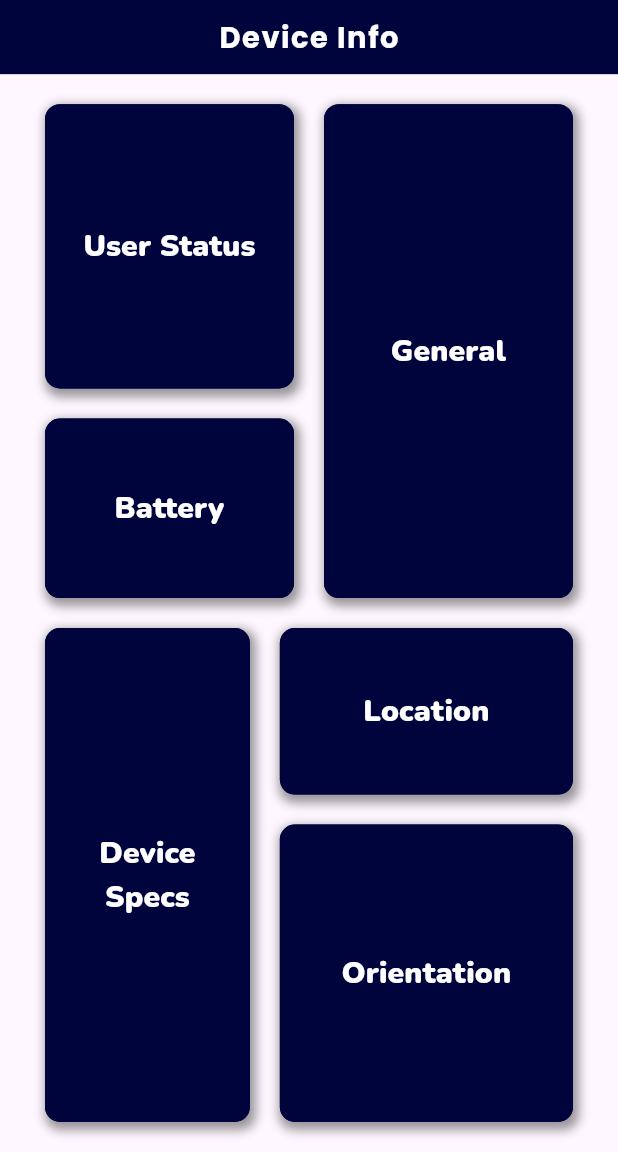
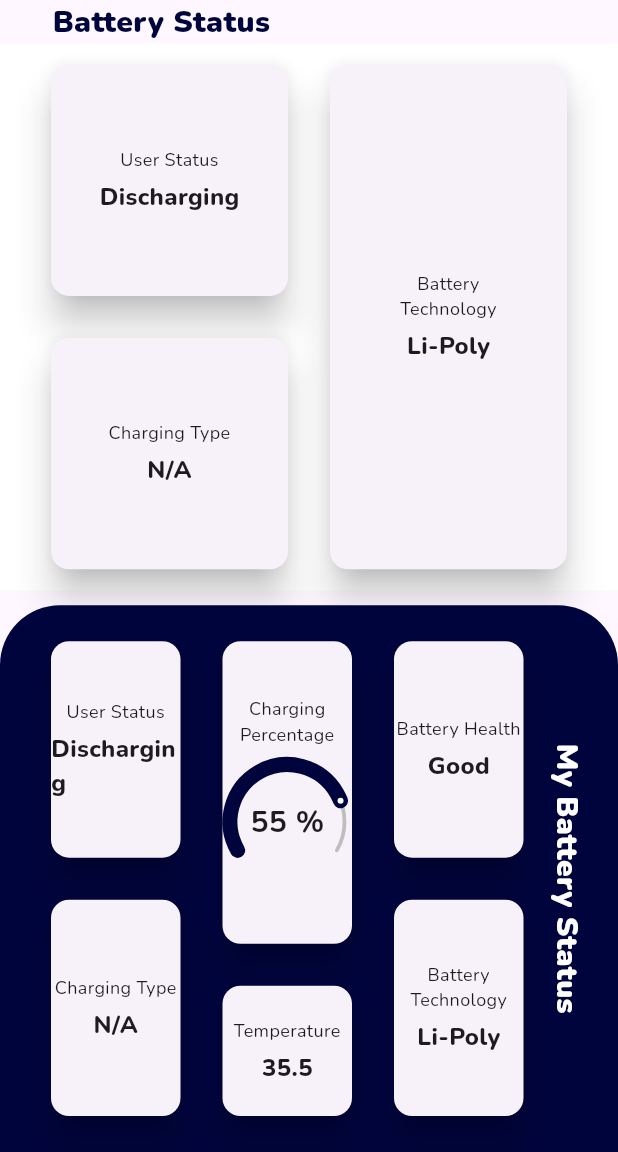
Before and after one commit to hadeed24/Tyamo, a Flutter app: the screen it shows after launch, on a phone screen of 412 x 824 dp, the part 84-1236 px from its top. Run offline on Flutter 3.47's test engine with Material 3 defaults, Android fonts, the phone set to English and light mode, and no system bars; drawn by our look-alikes of sleek_circular_slider; our stand-ins replace animated_bottom_navigation_bar, circular_profile_avatar, font_awesome_flutter, getwidget, google_fonts, page_transition and 2 more.

Commit message:
first commit

```diff
--- a/lib/Views/features/deviceInfo/Device_info.dart
+++ b/lib/Views/features/deviceInfo/Device_info.dart
@@ -1,6 +1,8 @@
 import 'package:flutter/material.dart';
 import 'package:google_fonts/google_fonts.dart';
 import 'package:responsive_sizer/responsive_sizer.dart';
+import 'package:tyamo/Views/features/deviceInfo/BatteryInfo/BetteryInfo.dart';
+import 'package:tyamo/Views/features/deviceInfo/UserStatus/UserStatus.dart';
 import 'package:tyamo/Widgets/Common/button_container.dart';
 import 'package:tyamo/Widgets/Common/logo_appbar.dart';
 
@@ -53,8 +55,7 @@ class DeviceInfo extends StatelessWidget {
                         child: Padding(
                           padding: EdgeInsets.only(left: 20),
                           child: ButtonContainer(
-                            txt: "User Status",
-                          ),
+                              txt: "User Status", widget: UserStatus()),
                         ),
                       ),
                       Expanded(
@@ -62,8 +63,7 @@ class DeviceInfo extends StatelessWidget {
                         child: Padding(
                           padding: EdgeInsets.only(left: 20),
                           child: ButtonContainer(
-                            txt: "Battery",
-                          ),
+                              txt: "Battery", widget: BatteryInfo()),
                         ),
                       )
                     ],
@@ -72,9 +72,8 @@ class DeviceInfo extends StatelessWidget {
                 Expanded(
                   child: Padding(
                     padding: EdgeInsets.only(right: 20),
-                    child: ButtonContainer(
-                      txt: "General",
-                    ),
+                    child:
+                        ButtonContainer(txt: "General", widget: BatteryInfo()),
                   ),
                 )
               ],
@@ -88,8 +87,7 @@ class DeviceInfo extends StatelessWidget {
                   child: Padding(
                     padding: EdgeInsets.only(left: 20),
                     child: ButtonContainer(
-                      txt: "Device Specs",
-                    ),
+                        txt: "Device Specs", widget: DeviceInfo()),
                   ),
                 ),
                 Expanded(
@@ -101,8 +99,7 @@ class DeviceInfo extends StatelessWidget {
                         child: Padding(
                           padding: EdgeInsets.only(right: 20),
                           child: ButtonContainer(
-                            txt: "Location",
-                          ),
+                              txt: "Location", widget: BatteryInfo()),
                         ),
                       ),
                       Expanded(
@@ -110,8 +107,7 @@ class DeviceInfo extends StatelessWidget {
                         child: Padding(
                           padding: EdgeInsets.only(right: 20),
                           child: ButtonContainer(
-                            txt: "Orientation",
-                          ),
+                              txt: "Orientation", widget: BatteryInfo()),
                         ),
                       )
                     ],
--- /dev/null
+++ b/lib/Views/features/deviceInfo/UserStatus/UserStatus.dart
@@ -0,0 +1,177 @@
+import 'package:flutter/material.dart';
+import 'package:google_fonts/google_fonts.dart';
+import 'package:sleek_circular_slider/sleek_circular_slider.dart';
+import 'package:tyamo/Widgets/Common/BatteryInfo_container.dart';
+import 'package:tyamo/Widgets/Common/logo_appbar.dart';
+
+class UserStatus extends StatelessWidget {
+  const UserStatus({super.key});
+
+  @override
+  Widget build(BuildContext context) {
+    return Scaffold(
+      appBar: AppBar(
+        elevation: 0,
+        backgroundColor: Colors.white,
+        flexibleSpace: const Center(child: LogoAppbar()),
+        leading: GestureDetector(
+          onTap: () {
+            Navigator.of(context).pop();
+          },
+          child: const Icon(
+            Icons.arrow_back_ios,
+            color: Color(0xFF00043D),
+          ),
+        ),
+      ),
+      body: Column(
+        children: [
+          Align(
+            alignment: Alignment.centerLeft,
+            child: Padding(
+              padding: const EdgeInsets.symmetric(horizontal: 35),
+              child: Text(
+                "Battery Status",
+                style: GoogleFonts.nunito(
+                  fontSize: 20,
+                  fontWeight: FontWeight.w900,
+                  color: const Color(0xFF00043D),
+                ),
+              ),
+            ),
+          ),
+
+          Expanded(
+            child: Container(
+              color: Colors.white,
+              child: Padding(
+                padding: const EdgeInsets.symmetric(horizontal: 20),
+                child: Row(children: [
+                  const Expanded(
+                    child: Column(
+                      children: [
+                        Expanded(
+                            child: BatteryInfoContainer(
+                          subHeading: 'User Status',
+                          Heading: 'Discharging',
+                        )),
+                        Expanded(
+                            child: BatteryInfoContainer(
+                          subHeading: 'Charging Type',
+                          Heading: 'N/A',
+                        )),
+                      ],
+                    ),
+                  ),
+                  const Expanded(
+                      child: BatteryInfoContainer(
+                    subHeading: 'Battery\nTechnology',
+                    Heading: 'Li-Poly',
+                  )),
+                ]),
+              ),
+            ),
+          ),
+            SizedBox(
+            height: 10,
+          ),
+          Expanded(
+            child: Container(
+              width: double.infinity,
+              decoration: const BoxDecoration(
+                  color: Color(0xFF00043D),
+                  borderRadius: BorderRadius.only(
+                      topRight: Radius.circular(40),
+                      topLeft: Radius.circular(40))),
+              child: Padding(
+                padding:
+                    const EdgeInsets.symmetric(horizontal: 20, vertical: 10),
+                child: Row(children: [
+                  const Expanded(
+                    child: Column(
+                      children: [
+                        Expanded(
+                            child: BatteryInfoContainer(
+                          subHeading: 'User Status',
+                          Heading: 'Discharging',
+                        )),
+                        Expanded(
+                            child: BatteryInfoContainer(
+                          subHeading: 'Charging Type',
+                          Heading: 'N/A',
+                        )),
+                      ],
+                    ),
+                  ),
+                  Expanded(
+                    child: Column(
+                        mainAxisAlignment: MainAxisAlignment.spaceAround,
+                        children: [
+                          Expanded(
+                            flex: 2,
+                            child: BatteryInfoContainer(
+                              subHeading: 'Charging\nPercentage',
+                              Heading: 'Discharging',
+                              SubWidget: SleekCircularSlider(
+                                max: 70,
+                                min: 0,
+                                appearance: CircularSliderAppearance(
+                                  customColors: CustomSliderColors(
+                                    trackColor: const Color.fromARGB(
+                                        255, 190, 190, 190),
+                                    progressBarColor: const Color(0xFF00043D),
+                                  ),
+                                  size: 90,
+                                  infoProperties: InfoProperties(
+                                    mainLabelStyle: GoogleFonts.nunito(
+                                        fontWeight: FontWeight.w700,
+                                        fontSize: 20),
+                                  ),
+                                  customWidths:
+                                      CustomSliderWidths(progressBarWidth: 10),
+                                ),
+                                initialValue: 55,
+                              ),
+                            ),
+                          ),
+                          const Expanded(
+                              child: BatteryInfoContainer(
+                            subHeading: 'Temperature',
+                            Heading: '35.5',
+                          )),
+                        ]),
+                  ),
+                  const Expanded(
+                    child: Column(
+                      children: [
+                        Expanded(
+                            child: BatteryInfoContainer(
+                          subHeading: 'Battery Health',
+                          Heading: 'Good',
+                        )),
+                        Expanded(
+                            child: BatteryInfoContainer(
+                          subHeading: 'Battery\nTechnology',
+                          Heading: 'Li-Poly',
+                        )),
+                      ],
+                    ),
+                  ),
+                  RotatedBox(
+                    quarterTurns:
+                        1, // Rotate the text 270 degrees (90 degrees clockwise)
+                    child: Text("My Battery Status",
+                        style: GoogleFonts.nunito(
+                            fontSize: 20,
+                            fontWeight: FontWeight.w900,
+                            color: Colors.white)),
+                  )
+                ]),
+              ),
+            ),
+          )
+        ],
+      ),
+    );
+  }
+}
--- /dev/null
+++ b/lib/Widgets/Common/BatteryInfo_container.dart
@@ -0,0 +1,44 @@
+import 'package:flutter/material.dart';
+import 'package:google_fonts/google_fonts.dart';
+
+class BatteryInfoContainer extends StatelessWidget {
+  const BatteryInfoContainer(
+      {super.key,
+      required this.subHeading,
+      required this.Heading,
+      this.SubWidget});
+  final String subHeading;
+  final String Heading;
+  final Widget? SubWidget;
+  @override
+  Widget build(BuildContext context) {
+    return Container(
+      padding: const EdgeInsets.all(10),
+      width: double.infinity,
+      child: Card(
+        elevation: 10,
+        child: Column(
+          mainAxisAlignment: MainAxisAlignment.center,
+          crossAxisAlignment: CrossAxisAlignment.center,
+          children: [
+            Text(
+              subHeading,
+              textAlign: TextAlign.center,
+              style:
+                  GoogleFonts.nunito(fontWeight: FontWeight.w400, fontSize: 12),
+            ),
+            const SizedBox(
+              height: 5,
+            ),
+            SubWidget ??
+                Text(
+                  Heading,
+                  style: GoogleFonts.nunito(
+                      fontWeight: FontWeight.w800, fontSize: 16),
+                )
+          ],
+        ),
+      ),
+    );
+  }
+}
--- a/lib/main.dart
+++ b/lib/main.dart
@@ -1,10 +1,13 @@
 import 'package:flutter/material.dart';
 import 'package:responsive_sizer/responsive_sizer.dart';
+import 'package:tyamo/Views/Auth/Login.dart';
 
 import 'package:tyamo/Views/Invitation/invite_friend.dart';
 import 'package:tyamo/Views/Profile/Profile_settings.dart';
 import 'package:tyamo/Views/Profile/profile_setup.dart';
+import 'package:tyamo/Views/features/deviceInfo/BatteryInfo/BetteryInfo.dart';
 import 'package:tyamo/Views/features/deviceInfo/Device_info.dart';
+import 'package:tyamo/Views/features/deviceInfo/UserStatus/UserStatus.dart';
 import 'package:tyamo/Views/homepage/dashboard_home.dart';
 
 void main() {
@@ -22,7 +25,7 @@ class MyApp extends StatelessWidget {
           theme: ThemeData(),
           debugShowCheckedModeBanner: false,
           title: 'Tyamo',
-          home: DeviceInfo());
+          home: UserStatus());
     });
   }
 }
--- a/pubspec.yaml
+++ b/pubspec.yaml
@@ -44,6 +44,7 @@ dependencies:
   responsive_sizer: ^3.2.0
   animated_bottom_navigation_bar: ^1.3.0
   font_awesome_flutter: ^10.6.0
+  sleek_circular_slider: ^2.0.1
 
 dev_dependencies:
   flutter_test:
```
Also changed, not shown: lib/Views/features/deviceInfo/BatteryInfo/BetteryInfo.dart (added, +217 -0 lines), lib/Views/homepage/dashboard.dart (+41 -37 lines), lib/Views/homepage/dashboard_gradient_feature.dart (+49 -34 lines), lib/Widgets/Common/button_container.dart (+14 -3 lines), pubspec.lock.
